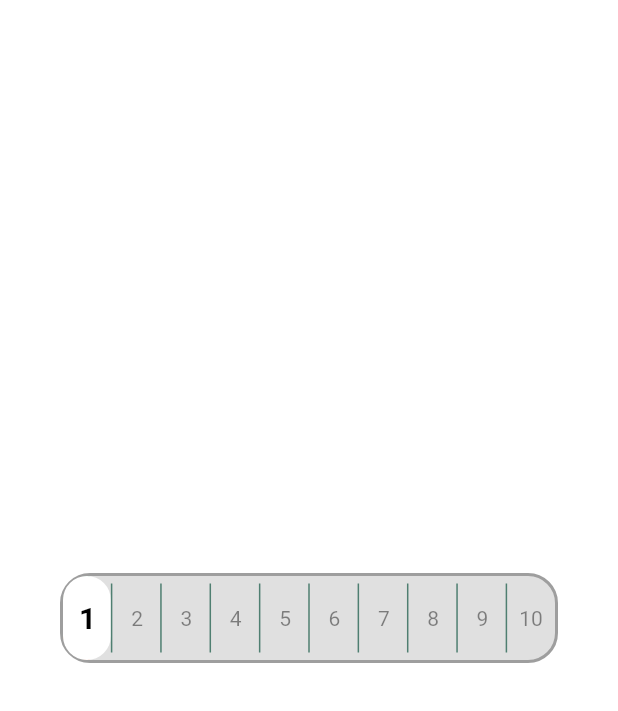
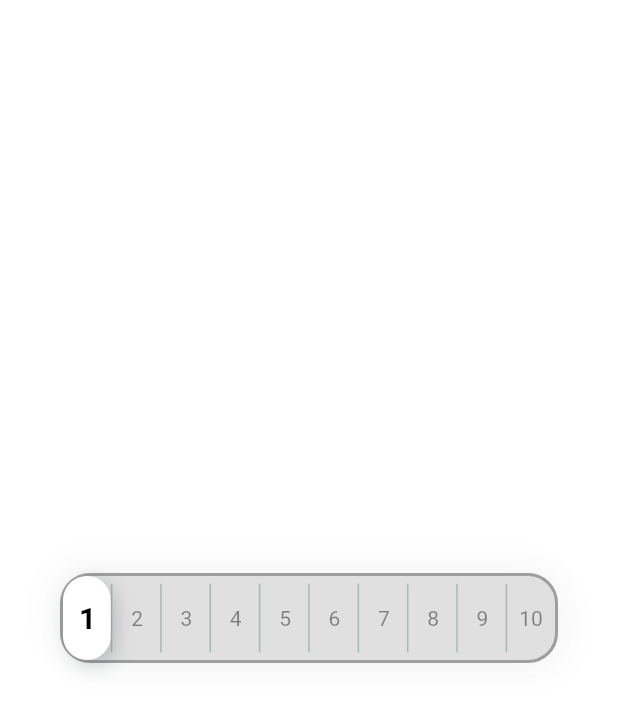
Before and after one commit to Inficial-Infotech/inficial-slider, a Flutter app: the screen it shows after launch, on a phone screen of 412 x 824 dp. Shown: the top 711 px of the screen. Run offline on Flutter 3.47's test engine with Material 2 defaults, Android fonts, the phone set to English and light mode, and no system bars.

Commit message:
add dropshadow

```diff
--- a/lib/main.dart
+++ b/lib/main.dart
@@ -83,7 +83,7 @@
                 maxScore: 10,
                 score: 1,
                 minScore: 1,
-                backgroundColor: Colors.grey[300],
+                backgroundColor: Color(0xffE0E0E0),
                 onScoreChanged: (newScore) {},
               ),
             ),
--- a/lib/score_slider.dart
+++ b/lib/score_slider.dart
@@ -50,21 +50,38 @@ class ScoreSliderState extends State<ScoreSlider> {
           children: [
             Row(
               children: [
-                Container(
+                (i == _currentScore)
+                    ? Container(
                         margin: const EdgeInsets.only(top: 0, bottom: 0),
-                  height: 100,
                         width: width,
                         decoration: BoxDecoration(
                             borderRadius: BorderRadius.circular(20),
-                    color:
-                        i == _currentScore ? Colors.white : Colors.transparent,
+                            color: Colors.white,
+                            boxShadow: [
+                              BoxShadow(
+                                  offset: Offset(4, 4),
+                                  blurRadius: 10,
+                                  color: Color(0xff263238).withOpacity(0.2))
+                            ]),
+                      )
+                    : Container(
+                        margin: const EdgeInsets.only(top: 0, bottom: 0),
+                        width: width,
+                        decoration: BoxDecoration(
+                          borderRadius: BorderRadius.circular(20),
+                          color: i == _currentScore
+                              ? Colors.white
+                              : Colors.transparent,
                         ),
                       ),
                 if (i != widget.maxScore)
                   Container(
                     width: 1,
                     margin: const EdgeInsets.only(top: 5, bottom: 5),
-                    color: const Color(0xff4F7F71),
+                    decoration: BoxDecoration(
+                      color: const Color(0xff4F7F71).withOpacity(0.4),
+                      borderRadius: BorderRadius.circular(1),
+                    ),
                   ),
               ],
             ),
@@ -129,6 +146,18 @@ class ScoreSliderState extends State<ScoreSlider> {
                   color: Colors.grey,
                   width: 2,
                 ),
+                boxShadow: [
+                  BoxShadow(
+                      offset: const Offset(5, 5),
+                      blurRadius: 20,
+                      // spreadRadius: 0,
+                      color: const Color(0xff263238).withOpacity(0.04)),
+                  BoxShadow(
+                      offset: const Offset(-5, -5),
+                      blurRadius: 20,
+                      // spreadRadius: 0,
+                      color: const Color(0xff263238).withOpacity(0.04))
+                ],
                 color: (widget.backgroundColor ??
                     Theme.of(context).backgroundColor),
               ),
@@ -156,9 +185,9 @@ class ScoreSliderState extends State<ScoreSlider> {
                         begin: Alignment.topLeft,
                         end: Alignment.bottomRight,
                         colors: [
-                          Color(0xff06B58C).withOpacity(0.5),
-                          Color(0xffFF9800).withOpacity(0.5),
-                          Color(0xffFF5722).withOpacity(0.5)
+                          const Color(0xff06B58C).withOpacity(0.5),
+                          const Color(0xffFF9800).withOpacity(0.5),
+                          const Color(0xffFF5722).withOpacity(0.5)
                         ],
                       ),
                       unselectedGradientColor: const LinearGradient(
```
Lines whose indentation alone changed are shown as unchanged.
